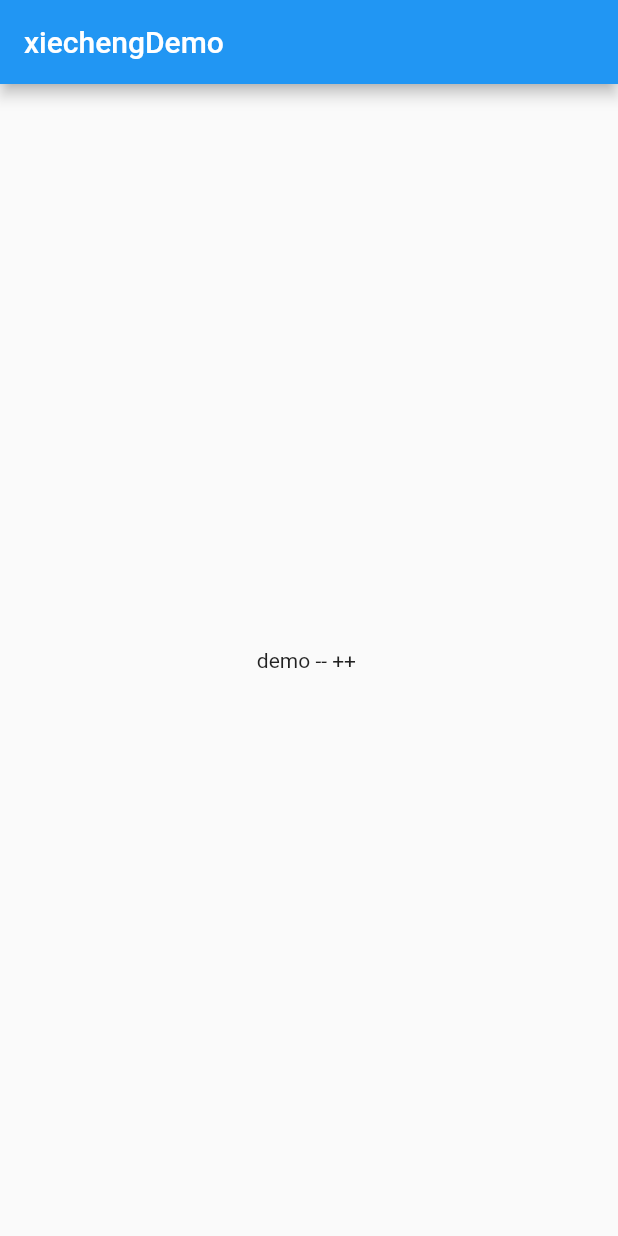
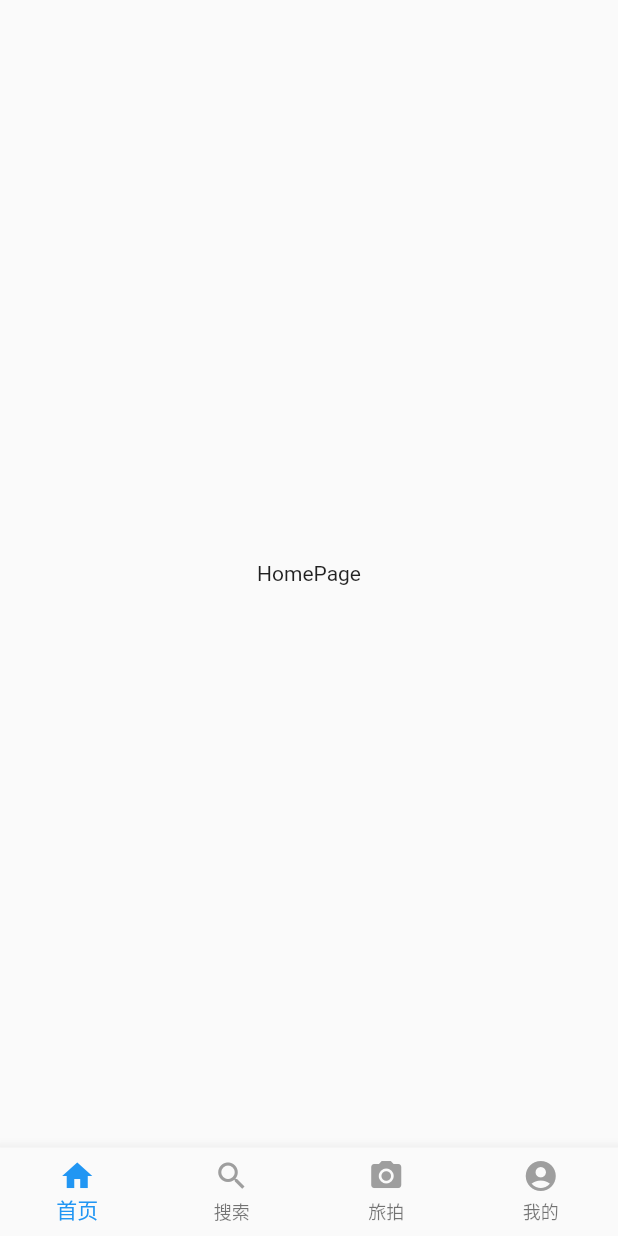
Before and after one commit to squallmouse/03.xiecheng, a Flutter app: the screen it shows after launch, on a phone screen of 412 x 824 dp. Run offline on Flutter 3.47's test engine with Material 2 defaults, Android fonts, the phone set to English and light mode, and no system bars.

Commit message:
1. bottomNavigatorBar , 4个页面
1. 设置了4个页面
2. bottomNavigatorBar 的4个items

```diff
--- a/analysis_options.yaml
+++ b/analysis_options.yaml
@@ -7,7 +7,7 @@
 
 # The following line activates a set of recommended lints for Flutter apps,
 # packages, and plugins designed to encourage good coding practices.
-include: package:flutter_lints/flutter.yaml
+# include: package:flutter_lints/flutter.yaml
 
 linter:
   # The lint rules applied to this project can be customized in the
--- a/lib/Routes.dart
+++ b/lib/Routes.dart
@@ -1,6 +1,5 @@
-// import 'package:flutter/material.dart';
-import 'main.dart';
+import 'package:xiechengDemo/navigator/Navigator.dart';
 
-var routes = {
-  "/": (context) => Home(), // 主页
+var my_routes = {
+  "/": (context) => TabNavigatorBar(), // TabNavitorBar
 };
--- a/lib/main.dart
+++ b/lib/main.dart
@@ -1,39 +1,18 @@
 import 'package:flutter/material.dart';
+import 'package:xiechengDemo/navigator/Navigator.dart';
 import 'Routes.dart';
 
-
-
 void main() {
-  runApp( MyApp());
+  runApp(MyApp());
 }
-
-
 
 class MyApp extends StatelessWidget {
   @override
   Widget build(BuildContext context) {
     return MaterialApp(
-      routes: routes ,
-      initialRoute: '/' ,
-      // home: Home(),
-
+      routes: my_routes,
+      initialRoute: '/',
+      // home: TabNavigatorBar(),
     );
   }
 }
-
-
-class Home extends StatelessWidget{
-
-  @override
-  Widget build(BuildContext context) {
-    return Scaffold(
-      appBar: AppBar(
-        title: Text("xiechengDemo"),
-      ),
-
-      body: Center(
-        child: Text("demo -- ++ "),
-      ),
-    );
-  }
-}
--- /dev/null
+++ b/lib/navigator/Navigator.dart
@@ -0,0 +1,77 @@
+import 'package:flutter/material.dart';
+import 'package:xiechengDemo/Pages/home_page.dart';
+import 'package:xiechengDemo/Pages/my_page.dart';
+import 'package:xiechengDemo/Pages/search_page.dart';
+import 'package:xiechengDemo/Pages/travel_page.dart';
+
+// ------
+List _iconsData = [
+  Icons.home,
+  Icons.search,
+  Icons.camera_alt,
+  Icons.account_circle
+];
+List _barTitle = ["首页", "搜索", "旅拍", "我的"];
+
+// ------
+class TabNavigatorBar extends StatefulWidget {
+  TabNavigatorBar({Key? key}) : super(key: key);
+
+  @override
+  State<TabNavigatorBar> createState() => _TabNavigatorBarState();
+}
+
+class _TabNavigatorBarState extends State<TabNavigatorBar> {
+  //↓↓↓↓↓↓↓↓↓↓↓↓↓**************************************/
+  ///-->   属性
+  //👆🏻*********************************/
+  int _currentPage = 0; // 当前选中页
+  final PageController _pageController = PageController(
+    initialPage: 0, // 初始化就是0页
+  );
+  //  nav的items
+  Color _defaultColor = Colors.grey;
+  final _activeColor = Colors.blue;
+  List<BottomNavigationBarItem> _bottomNavList =
+      List.generate(_barTitle.length, (index) {
+    return BottomNavigationBarItem(
+      icon: Icon(_iconsData[index], color: Colors.grey),
+      activeIcon: Icon(_iconsData[index], color: Colors.blue),
+      label: _barTitle[index],
+    );
+  });
+
+//↓↓↓↓↓↓↓↓↓↓↓↓↓**************************************/
+  ///-->   方法
+//👆🏻*********************************/
+// setstate
+  _currentPageChange(int index) {
+    setState(() {
+      _currentPage = index;
+    });
+  }
+
+// build
+  @override
+  Widget build(BuildContext context) {
+    return Scaffold(
+      body: PageView(
+        controller: _pageController,
+        onPageChanged: _currentPageChange,
+        children: [
+          HomePage(),
+          SearchPage(),
+          TravelPage(),
+          MyPage(),
+        ],
+      ),
+      //.. 底部的bottomBar
+      bottomNavigationBar: BottomNavigationBar(
+        currentIndex: _currentPage,
+        onTap: _currentPageChange,
+        type: BottomNavigationBarType.fixed,
+        items: _bottomNavList,
+      ),
+    );
+  }
+}
--- /dev/null
+++ b/lib/pages/home_page.dart
@@ -0,0 +1,18 @@
+import 'package:flutter/material.dart';
+
+class HomePage extends StatefulWidget {
+  HomePage({Key? key}) : super(key: key);
+
+  @override
+  State<HomePage> createState() => _HomePageState();
+}
+
+class _HomePageState extends State<HomePage> {
+  @override
+  Widget build(BuildContext context) {
+    return Container(
+      alignment: Alignment.center,
+      child: Text("HomePage"),
+    );
+  }
+}
--- a/pubspec.yaml
+++ b/pubspec.yaml
@@ -44,7 +44,7 @@ dev_dependencies:
   # activated in the `analysis_options.yaml` file located at the root of your
   # package. See that file for information about deactivating specific lint
   # rules and activating additional ones.
-  flutter_lints: ^2.0.0
+  # flutter_lints: ^2.0.0
 
 # For information on the generic Dart part of this file, see the
 # following page: https://dart.dev/tools/pub/pubspec
```
Also changed, not shown: lib/pages/my_page.dart (added, +18 -0 lines), lib/pages/search_page.dart (added, +18 -0 lines), lib/pages/travel_page.dart (added, +18 -0 lines), pubspec.lock, 158 other files.
